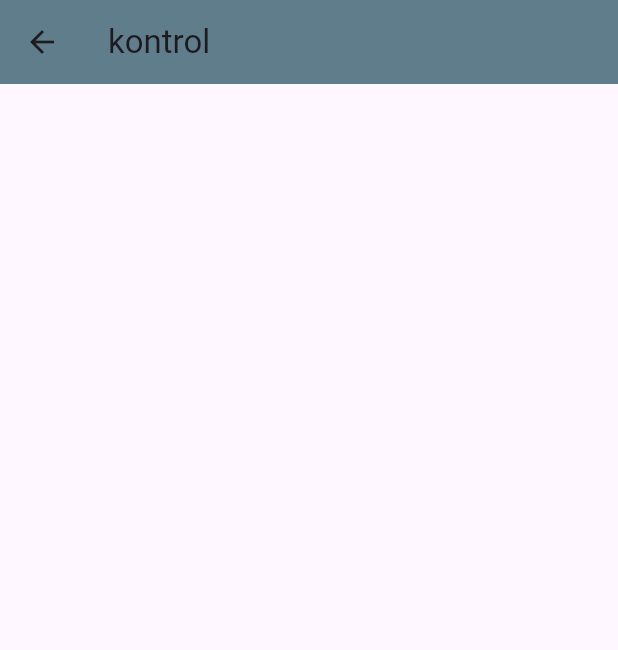
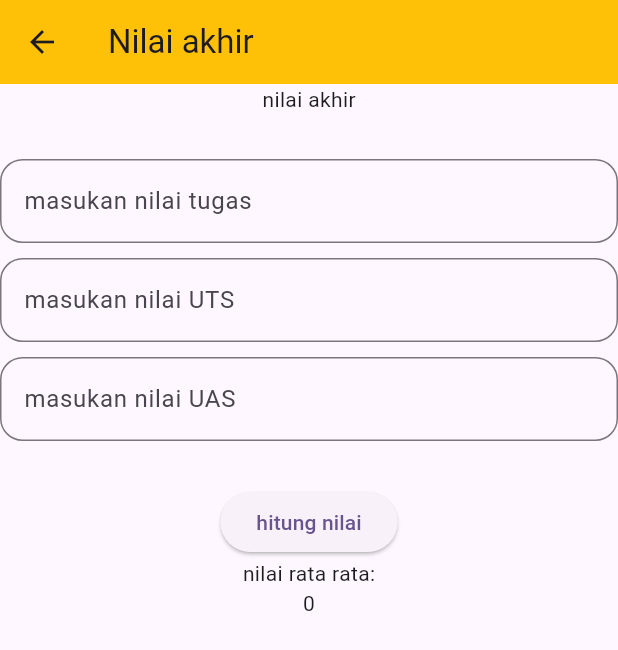
Before and after one commit to abydancow/flutterproject, a Flutter app: the NilaiAkhir screen opened directly, on a phone screen of 412 x 824 dp. Shown: the top 650 px of the screen. Run offline on Flutter 3.47's test engine with Material 3 defaults, Android fonts, the phone set to English and light mode, and no system bars; our stand-ins replace just_audio.

Commit message:
ubah nilai akhir

```diff
--- a/lib/nilai_akhir.dart
+++ b/lib/nilai_akhir.dart
@@ -8,12 +8,89 @@ class NilaiAkhir extends StatefulWidget {
 }
 
 class _NilaiAkhirState extends State<NilaiAkhir> {
+  String? nilaiAkhirHuruf;
+  double? nilaiRataRata;
+
+  TextEditingController? inputNilaiTugas = TextEditingController();
+  TextEditingController? inputNilaiUTS = TextEditingController();
+  TextEditingController? inputNilaiUAS = TextEditingController();
+
+  hitungNilai() {
+    setState(() {
+      int nilai1 = int.parse(inputNilaiTugas?.text ?? '0');
+      int nilai2 = int.parse(inputNilaiUTS?.text ?? '0');
+      int nilai3 = int.parse(inputNilaiUAS?.text ?? '0');
+      nilaiRataRata = (nilai1 + nilai2 + nilai3) / 3;
+
+      konversiHuruf(nilaiRataRata ?? 0);
+    });
+  }
+
+  konversiHuruf(double nilai) {
+    if (nilai >= 90 && nilai <= 100) {
+      nilaiAkhirHuruf = "nilai A";
+    } else if (nilai >= 70 && nilai <= 89) {
+      nilaiAkhirHuruf = "nilai B";
+    } else if (nilai >= 50 && nilai <= 69) {
+      nilaiAkhirHuruf = "nilai C";
+    } else {
+      nilaiAkhirHuruf = "belum lulus";
+    }
+
+    setState(() {});
+  }
+
   @override
   Widget build(BuildContext context) {
     return Scaffold(
       appBar: AppBar(
-        title: Text("kontrol"),
-        backgroundColor: Colors.blueGrey,
+        title: Text("Nilai akhir"),
+        backgroundColor: Colors.amber,
+      ),
+      body: Column(
+        children: [
+          Text(nilaiAkhirHuruf ?? "nilai akhir"),
+          SizedBox(
+            height: 30,
+          ),
+          TextFormField(
+            decoration: InputDecoration(
+                labelText: "masukan nilai tugas",
+                border: OutlineInputBorder(
+                    borderRadius: BorderRadius.circular(15))),
+            controller: inputNilaiTugas,
+          ),
+          SizedBox(
+            height: 10,
+          ),
+          TextFormField(
+            decoration: InputDecoration(
+                labelText: "masukan nilai UTS",
+                border: OutlineInputBorder(
+                    borderRadius: BorderRadius.circular(15))),
+            controller: inputNilaiUTS,
+          ),
+          SizedBox(
+            height: 10,
+          ),
+          TextFormField(
+            decoration: InputDecoration(
+                labelText: "masukan nilai UAS",
+                border: OutlineInputBorder(
+                    borderRadius: BorderRadius.circular(15))),
+            controller: inputNilaiUAS,
+          ),
+          SizedBox(
+            height: 30,
+          ),
+          ElevatedButton(
+              onPressed: () {
+                hitungNilai();
+              },
+              child: Text("hitung nilai")),
+          Text("nilai rata rata:"),
+          Text(nilaiRataRata?.toString() ?? "0"),
+        ],
       ),
     );
   }
```
